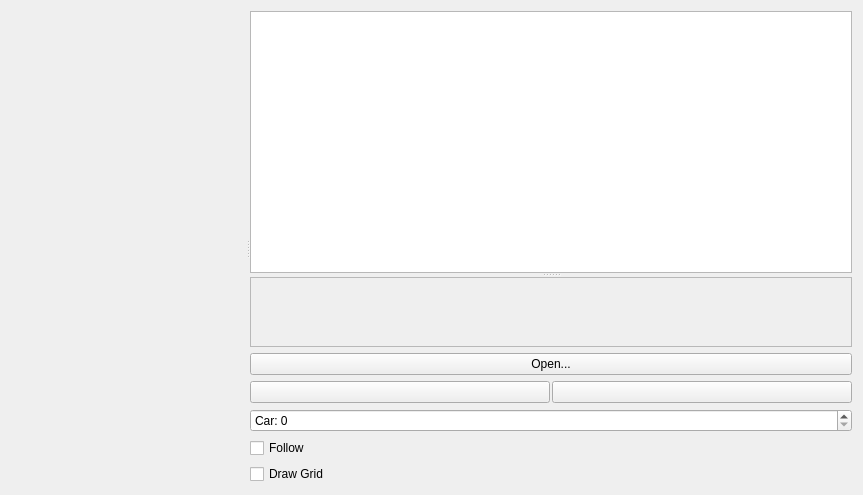
Old version of the form Linux/RControlStation/pagesimscen.ui in the repository vedderb/rise_sdvp.
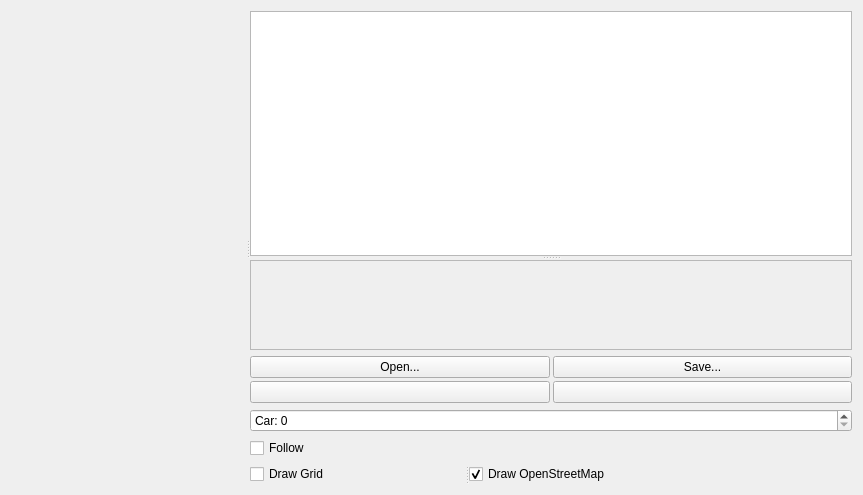
New version of the form. Icons and pictures are not drawn. Custom widgets are drawn as their Qt base class.

Patch:
```diff
--- a/Linux/RControlStation/pagesimscen.ui
+++ b/Linux/RControlStation/pagesimscen.ui
@@ -28,7 +28,7 @@
       </property>
      </widget>
      <widget class="QWidget" name="widget" native="true">
-      <layout class="QVBoxLayout" name="verticalLayout">
+      <layout class="QVBoxLayout" name="verticalLayout_3">
        <item>
         <widget class="QSplitter" name="splitter">
          <property name="orientation">
@@ -50,6 +50,24 @@
            </property>
           </column>
          </widget>
+         <widget class="QWidget" name="widget_2" native="true">
+          <layout class="QVBoxLayout" name="verticalLayout">
+           <property name="spacing">
+            <number>0</number>
+           </property>
+           <property name="leftMargin">
+            <number>0</number>
+           </property>
+           <property name="topMargin">
+            <number>0</number>
+           </property>
+           <property name="rightMargin">
+            <number>0</number>
+           </property>
+           <property name="bottomMargin">
+            <number>0</number>
+           </property>
+           <item>
          <widget class="QScrollArea" name="propArea">
           <property name="sizePolicy">
            <sizepolicy hsizetype="Expanding" vsizetype="MinimumExpanding">
@@ -65,15 +83,23 @@
             <rect>
              <x>0</x>
              <y>0</y>
-             <width>277</width>
-             <height>68</height>
+                <width>596</width>
+                <height>94</height>
             </rect>
            </property>
           </widget>
          </widget>
+           </item>
+          </layout>
+         </widget>
         </widget>
        </item>
        <item>
+        <layout class="QGridLayout" name="gridLayout">
+         <property name="spacing">
+          <number>3</number>
+         </property>
+         <item row="0" column="0">
         <widget class="QPushButton" name="openScenarioButton">
          <property name="text">
           <string>Open...</string>
@@ -84,12 +110,18 @@
          </property>
         </widget>
        </item>
-       <item>
-        <layout class="QHBoxLayout" name="horizontalLayout">
-         <property name="spacing">
-          <number>2</number>
-         </property>
-         <item>
+         <item row="0" column="1">
+          <widget class="QPushButton" name="saveScenarioButton">
+           <property name="text">
+            <string>Save...</string>
+           </property>
+           <property name="icon">
+            <iconset resource="resources.qrc">
+             <normaloff>:/models/Icons/Save as-96.png</normaloff>:/models/Icons/Save as-96.png</iconset>
+           </property>
+          </widget>
+         </item>
+         <item row="1" column="0">
           <widget class="QPushButton" name="pauseButton">
            <property name="sizePolicy">
             <sizepolicy hsizetype="Minimum" vsizetype="Fixed">
@@ -112,7 +144,7 @@
            </property>
           </widget>
          </item>
-         <item>
+         <item row="1" column="1">
           <widget class="QPushButton" name="restartButton">
            <property name="sizePolicy">
             <sizepolicy hsizetype="Minimum" vsizetype="Fixed">
@@ -149,10 +181,23 @@
         </widget>
        </item>
        <item>
+        <widget class="QSplitter" name="splitter_2">
+         <property name="orientation">
+          <enum>Qt::Horizontal</enum>
+         </property>
         <widget class="QCheckBox" name="drawGridBox">
          <property name="text">
           <string>Draw Grid</string>
          </property>
+         </widget>
+         <widget class="QCheckBox" name="drawOsmBox">
+          <property name="text">
+           <string>Draw OpenStreetMap</string>
+          </property>
+          <property name="checked">
+           <bool>true</bool>
+          </property>
+         </widget>
         </widget>
        </item>
       </layout>
```
Lines whose indentation alone changed are shown as unchanged.
